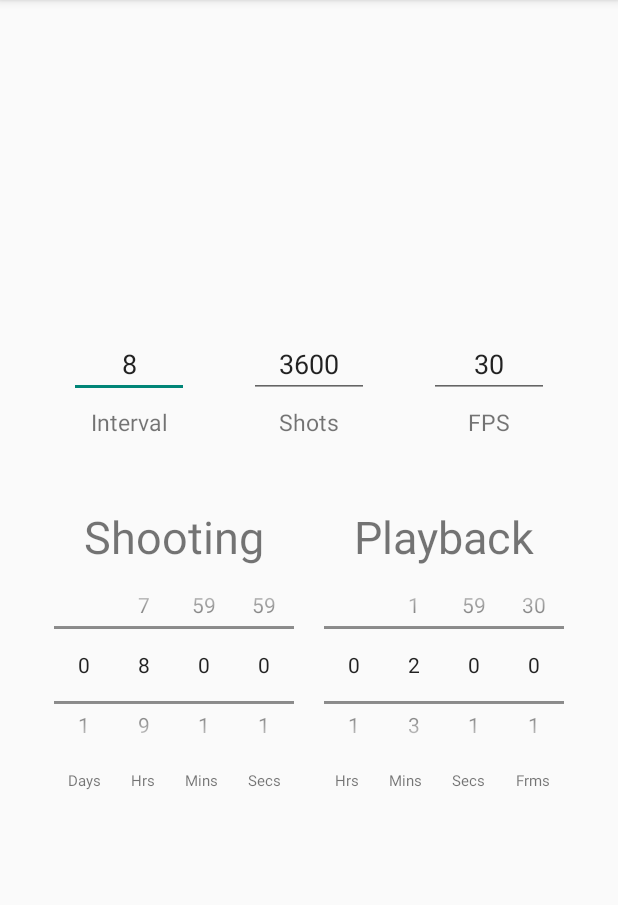
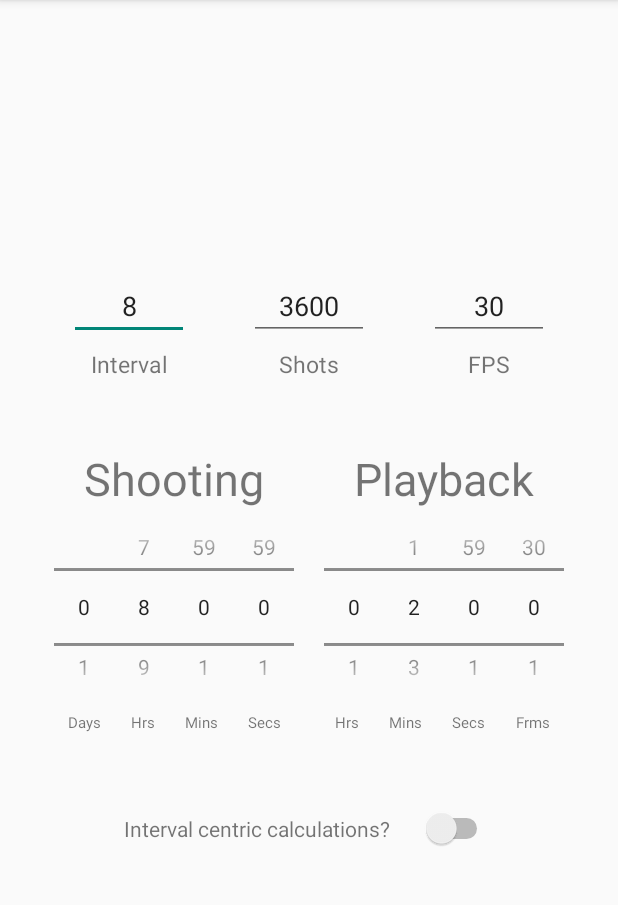
Before and after one commit to sighmon/Timelapse-Calculator-Android, an Android app: the screen it shows after launch (MainActivity), on a phone screen of 412 x 824 dp, the part 84-989 px from its top. Run offline under Robolectric (Android 15) with nearby library versions, the phone set to English and light mode, and no system bars.

Commit message:
Added interval centric switch and calculations.

```diff
--- a/mobile/src/main/res/layout/fragment_main.xml
+++ b/mobile/src/main/res/layout/fragment_main.xml
@@ -222,4 +222,25 @@
 
     </LinearLayout>
 
+    <LinearLayout
+        android:layout_width="wrap_content"
+        android:layout_height="wrap_content"
+        android:orientation="horizontal"
+        android:layout_gravity="center_horizontal"
+        android:layout_marginTop="10dp"
+        android:layout_marginBottom="40dp">
+
+        <TextView
+            android:layout_width="wrap_content"
+            android:layout_height="wrap_content"
+            android:text="@string/interval_centric_switch"
+            android:layout_marginRight="20dp"/>
+
+        <Switch
+            android:id="@+id/intervalCentricSwitch"
+            android:layout_width="wrap_content"
+            android:layout_height="wrap_content"/>
+
+    </LinearLayout>
+
 </LinearLayout>
--- a/mobile/src/main/res/values/strings.xml
+++ b/mobile/src/main/res/values/strings.xml
@@ -25,6 +25,6 @@
     <string name="playbackMinutes">Mins</string>
     <string name="playbackSeconds">Secs</string>
     <string name="playbackFrames">Frms</string>
-
+    <string name="interval_centric_switch">Interval centric calculations?</string>
 
 </resources>
```
Also changed, not shown: mobile/src/main/java/com/sighmon/timelapsehelper/MainActivity.java (+57 -2 lines).
